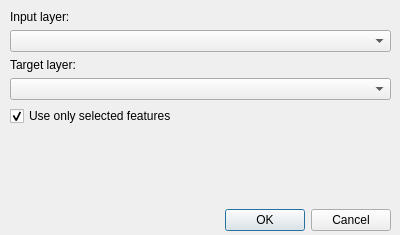
Old version of the form gjko-plugin/dialogs/Ui_ComputeCompactRatio.ui in the repository zanfire/qgis-utils.
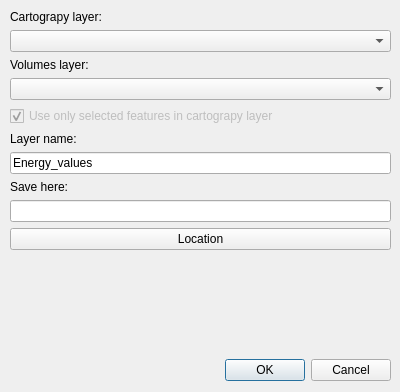
New version of the form.

Commit message: Added compact ratio first run.

Diff of the .ui file:
```diff
--- a/gjko-plugin/dialogs/Ui_ComputeCompactRatio.ui
+++ b/gjko-plugin/dialogs/Ui_ComputeCompactRatio.ui
@@ -7,7 +7,7 @@
     <x>0</x>
     <y>0</y>
     <width>400</width>
-    <height>235</height>
+    <height>392</height>
    </rect>
   </property>
   <property name="sizePolicy">
@@ -28,7 +28,7 @@
      <x>10</x>
      <y>10</y>
      <width>381</width>
-     <height>221</height>
+     <height>371</height>
     </rect>
    </property>
    <layout class="QVBoxLayout" name="verticalLayout">
@@ -47,7 +47,7 @@
        </size>
       </property>
       <property name="text">
-       <string>Input layer:</string>
+       <string>Cartograpy layer:</string>
       </property>
      </widget>
     </item>
@@ -67,7 +67,7 @@
     <item>
      <widget class="QLabel" name="label_2">
       <property name="text">
-       <string>Target layer:</string>
+       <string>Volumes layer:</string>
       </property>
      </widget>
     </item>
@@ -82,18 +82,52 @@
      </widget>
     </item>
     <item>
-     <widget class="QCheckBox" name="onlySelected">
+     <widget class="QCheckBox" name="onlySelectedCheckbox">
+      <property name="enabled">
+       <bool>false</bool>
+      </property>
       <property name="layoutDirection">
        <enum>Qt::LeftToRight</enum>
       </property>
       <property name="text">
-       <string>Use only selected features</string>
+       <string>Use only selected features in cartograpy layer</string>
       </property>
       <property name="checked">
        <bool>true</bool>
       </property>
      </widget>
     </item>
+    <item>
+     <widget class="QLabel" name="label_3">
+      <property name="text">
+       <string>Layer name:</string>
+      </property>
+     </widget>
+    </item>
+    <item>
+     <widget class="QLineEdit" name="layerName">
+      <property name="text">
+       <string>Energy_values</string>
+      </property>
+     </widget>
+    </item>
+    <item>
+     <widget class="QLabel" name="label_4">
+      <property name="text">
+       <string>Save here:</string>
+      </property>
+     </widget>
+    </item>
+    <item>
+     <widget class="QLineEdit" name="saveFolder"/>
+    </item>
+    <item>
+     <widget class="QPushButton" name="locationButton">
+      <property name="text">
+       <string>Location</string>
+      </property>
+     </widget>
+    </item>
     <item>
      <spacer name="verticalSpacer">
       <property name="orientation">
```
Left out of the diff: 4 changed lines with no effect on the pictures. The commit also changes 7 other files.
